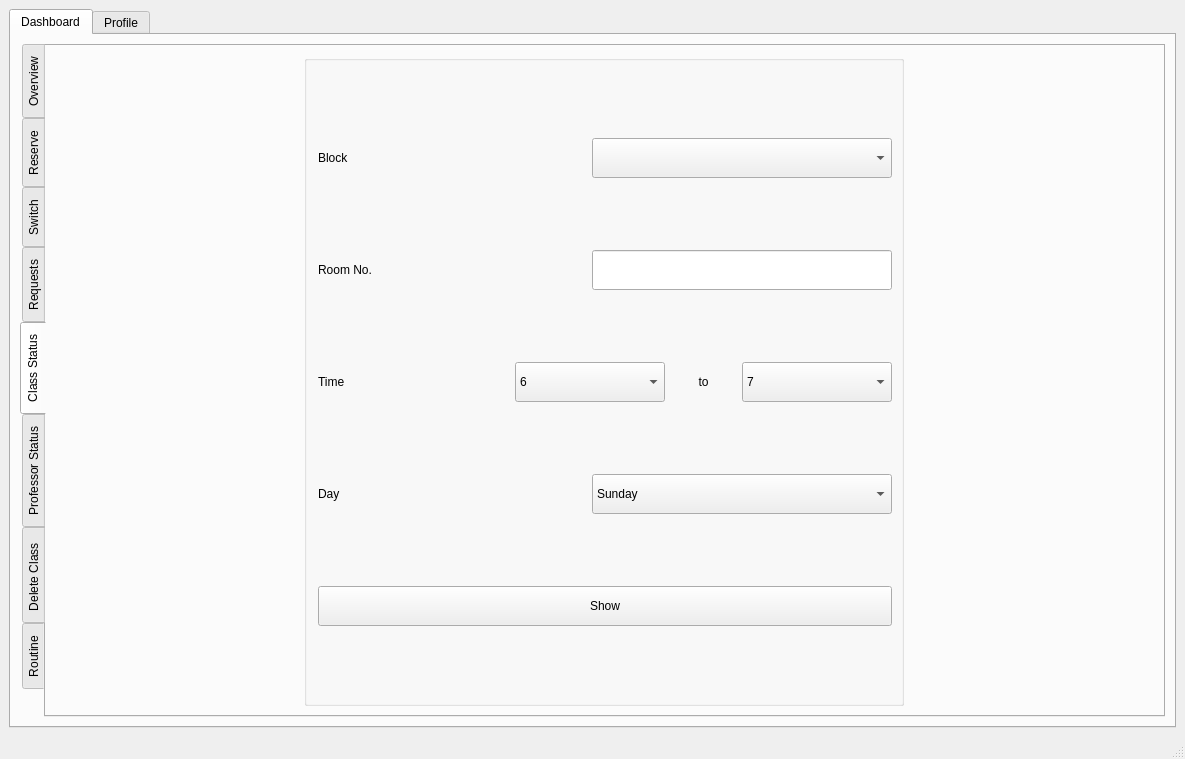
The window that bms/mainwindow.ui (MythicSTR/bms-project) describes before a commit, drawn with Qt 5.
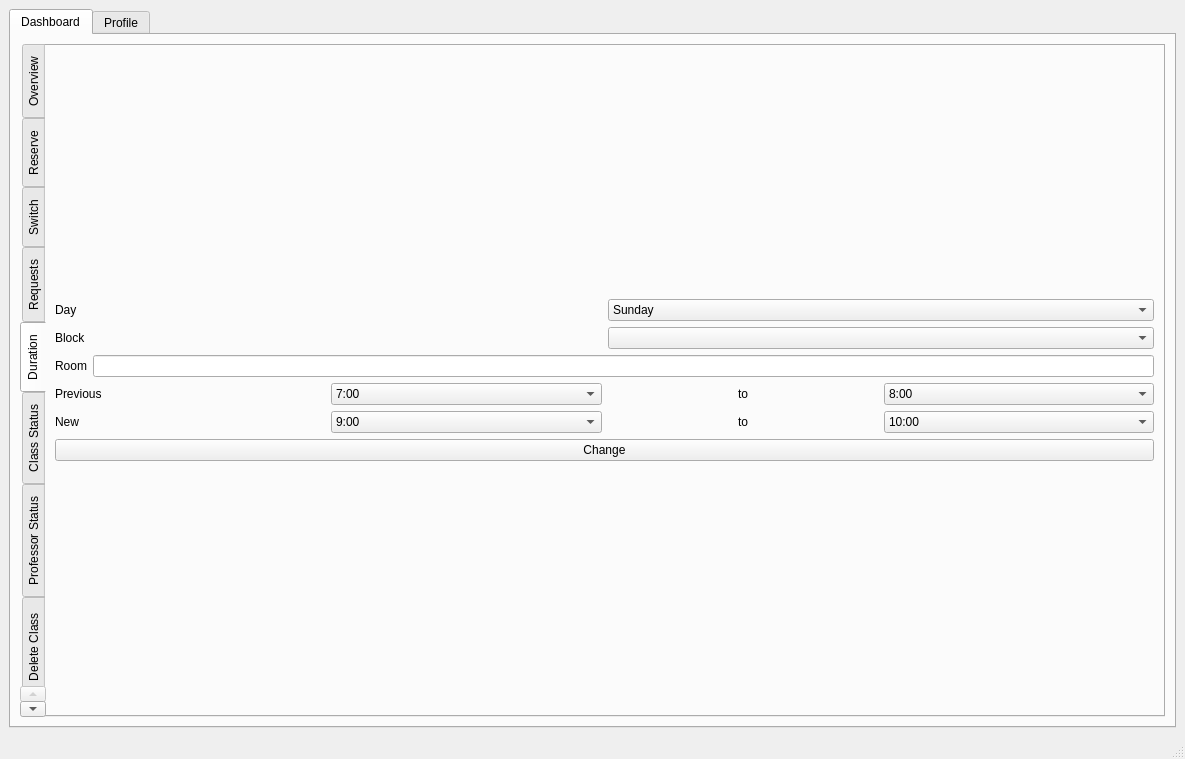
The same window after the commit. The open tabs and pages were chosen to show the change. Icons and pictures are not drawn.

Commit message: added duration functionality

What changed in the file:
```diff
--- a/bms/mainwindow.ui
+++ b/bms/mainwindow.ui
@@ -1586,6 +1586,150 @@
             </item>
            </layout>
           </widget>
+          <widget class="QWidget" name="tab_11">
+           <attribute name="title">
+            <string>Duration</string>
+           </attribute>
+           <layout class="QGridLayout" name="gridLayout_6">
+            <item row="0" column="0">
+             <layout class="QVBoxLayout" name="verticalLayout_14">
+              <item>
+               <layout class="QHBoxLayout" name="horizontalLayout_49">
+                <item>
+                 <widget class="QLabel" name="label_57">
+                  <property name="text">
+                   <string>Day</string>
+                  </property>
+                 </widget>
+                </item>
+                <item>
+                 <widget class="QComboBox" name="dur_day">
+                  <item>
+                   <property name="text">
+                    <string>Sunday</string>
+                   </property>
+                  </item>
+                 </widget>
+                </item>
+               </layout>
+              </item>
+              <item>
+               <layout class="QHBoxLayout" name="horizontalLayout">
+                <item>
+                 <widget class="QLabel" name="label_43">
+                  <property name="text">
+                   <string>Block</string>
+                  </property>
+                 </widget>
+                </item>
+                <item>
+                 <widget class="QComboBox" name="dur_block"/>
+                </item>
+               </layout>
+              </item>
+              <item>
+               <layout class="QHBoxLayout" name="horizontalLayout_46">
+                <item>
+                 <widget class="QLabel" name="label_44">
+                  <property name="text">
+                   <string>Room</string>
+                  </property>
+                 </widget>
+                </item>
+                <item>
+                 <widget class="QLineEdit" name="dur_room"/>
+                </item>
+               </layout>
+              </item>
+              <item>
+               <layout class="QHBoxLayout" name="horizontalLayout_47">
+                <item>
+                 <widget class="QLabel" name="label_45">
+                  <property name="text">
+                   <string>Previous</string>
+                  </property>
+                 </widget>
+                </item>
+                <item>
+                 <widget class="QComboBox" name="dur_prev_start">
+                  <item>
+                   <property name="text">
+                    <string>7:00</string>
+                   </property>
+                  </item>
+                 </widget>
+                </item>
+                <item>
+                 <widget class="QLabel" name="label_55">
+                  <property name="text">
+                   <string>to</string>
+                  </property>
+                  <property name="alignment">
+                   <set>Qt::AlignCenter</set>
+                  </property>
+                 </widget>
+                </item>
+                <item>
+                 <widget class="QComboBox" name="dur_prev_end">
+                  <item>
+                   <property name="text">
+                    <string>8:00</string>
+                   </property>
+                  </item>
+                 </widget>
+                </item>
+               </layout>
+              </item>
+              <item>
+               <layout class="QHBoxLayout" name="horizontalLayout_48">
+                <item>
+                 <widget class="QLabel" name="label_54">
+                  <property name="text">
+                   <string>New</string>
+                  </property>
+                 </widget>
+                </item>
+                <item>
+                 <widget class="QComboBox" name="dur_new_start">
+                  <item>
+                   <property name="text">
+                    <string>9:00</string>
+                   </property>
+                  </item>
+                 </widget>
+                </item>
+                <item>
+                 <widget class="QLabel" name="label_56">
+                  <property name="text">
+                   <string>to</string>
+                  </property>
+                  <property name="alignment">
+                   <set>Qt::AlignCenter</set>
+                  </property>
+                 </widget>
+                </item>
+                <item>
+                 <widget class="QComboBox" name="dur_new_end">
+                  <item>
+                   <property name="text">
+                    <string>10:00</string>
+                   </property>
+                  </item>
+                 </widget>
+                </item>
+               </layout>
+              </item>
+              <item>
+               <widget class="QPushButton" name="pushButton">
+                <property name="text">
+                 <string>Change</string>
+                </property>
+               </widget>
+              </item>
+             </layout>
+            </item>
+           </layout>
+          </widget>
           <widget class="QWidget" name="tab_6">
            <attribute name="title">
             <string>Class Status</string>
```
Left out of the diff: 11 changed lines with no effect on the pictures. The commit also changes 2 other files.
